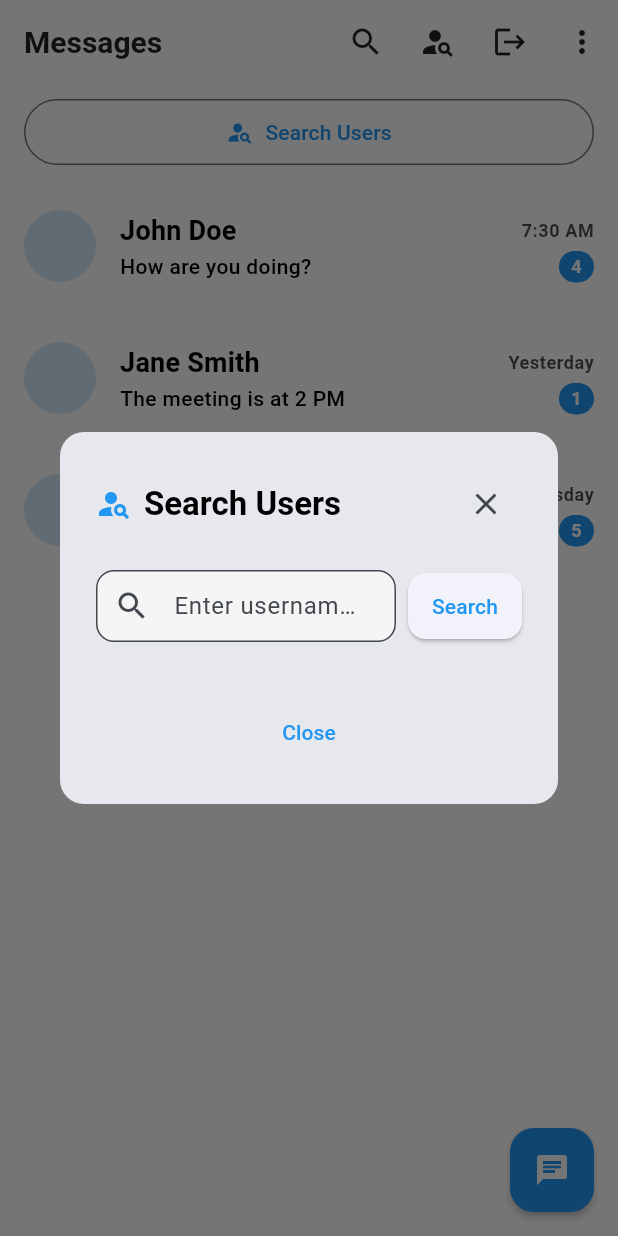
After one commit to cazzano/chat_app, a Flutter app: the ChatListScreen screen opened directly, after a tap on "Search Users", on a phone screen of 412 x 824 dp. The commit adds this screen. Run offline on Flutter 3.47's test engine with Material 3 defaults, Android fonts, the light colour scheme and no system bars; our stand-ins replace qr_flutter; accounts and stored records are empty; network calls fail.

Commit message:
integrated the search and send friend request apis to the app!!!

```diff
--- a/lib/screens/chat_list_screen.dart
+++ b/lib/screens/chat_list_screen.dart
@@ -2,6 +2,7 @@ import 'package:flutter/material.dart';
 import '../models/conversation.dart';
 import '../data/mock_data.dart';
 import '../widgets/conversation_tile.dart';
+import '../widgets/user_search_dialog.dart';
 import 'chat_screen.dart';
 import 'auth_screen.dart';
 
@@ -76,6 +77,15 @@ class _ChatListScreenState extends State<ChatListScreen> {
     );
   }
 
+  void _showUserSearchDialog() {
+    showDialog(
+      context: context,
+      builder: (BuildContext context) {
+        return const UserSearchDialog();
+      },
+    );
+  }
+
   void _handleLogout() {
     showDialog(
       context: context,
@@ -138,6 +148,11 @@ class _ChatListScreenState extends State<ChatListScreen> {
             ),
           if (!_isSearching) ...[
             IconButton(
+              icon: const Icon(Icons.person_search),
+              onPressed: _showUserSearchDialog,
+              tooltip: 'Search Users',
+            ),
+            IconButton(
               icon: const Icon(Icons.logout),
               onPressed: _handleLogout,
               tooltip: 'Logout',
@@ -184,10 +199,47 @@ class _ChatListScreenState extends State<ChatListScreen> {
                       color: theme.hintColor,
                     ),
                   ),
+                  const SizedBox(height: 24),
+                  ElevatedButton.icon(
+                    onPressed: _showUserSearchDialog,
+                    icon: const Icon(Icons.person_search),
+                    label: const Text('Search Users'),
+                    style: ElevatedButton.styleFrom(
+                      padding: const EdgeInsets.symmetric(
+                        horizontal: 24,
+                        vertical: 12,
+                      ),
+                    ),
+                  ),
                 ],
               ),
             )
-          : ListView.builder(
+          : Column(
+              children: [
+                // Quick action button for search users
+                Container(
+                  padding: const EdgeInsets.symmetric(horizontal: 16, vertical: 8),
+                  child: Row(
+                    children: [
+                      Expanded(
+                        child: OutlinedButton.icon(
+                          onPressed: _showUserSearchDialog,
+                          icon: const Icon(Icons.person_search, size: 18),
+                          label: const Text('Search Users'),
+                          style: OutlinedButton.styleFrom(
+                            padding: const EdgeInsets.symmetric(vertical: 12),
+                            shape: RoundedRectangleBorder(
+                              borderRadius: BorderRadius.circular(24),
+                            ),
+                          ),
+                        ),
+                      ),
+                    ],
+                  ),
+                ),
+                // Conversations list
+                Expanded(
+                  child: ListView.builder(
                     itemCount: _conversations.length,
                     itemBuilder: (context, index) {
                       final conversation = _conversations[index];
@@ -196,6 +248,9 @@ class _ChatListScreenState extends State<ChatListScreen> {
                         onTap: () => _navigateToChat(conversation),
                       );
                     },
+                  ),
+                ),
+              ],
             ),
       floatingActionButton: FloatingActionButton(
         onPressed: _startNewChat,
--- /dev/null
+++ b/lib/services/search_and_send_request_api.dart
@@ -0,0 +1,193 @@
+import 'dart:convert';
+import 'dart:io';
+import 'package:http/http.dart' as http;
+
+class SearchAndFriendRequestApi {
+  static const String baseUrl = 'http://localhost:2000';
+  static const String tokenPath = '~/.config/chat_app/token.json';
+
+  // Get token from file
+  static Future<String?> _getToken() async {
+    try {
+      // For Android/iOS, we'll need to adjust this path or use shared preferences
+      // For now, assuming the token is stored in app's document directory
+      final String home = Platform.environment['HOME'] ?? '';
+      final String tokenFilePath = '$home/.config/chat_app/token.json';
+
+      final file = File(tokenFilePath);
+      if (await file.exists()) {
+        final String contents = await file.readAsString();
+        final Map<String, dynamic> tokenData = json.decode(contents);
+        return tokenData['token'];
+      }
+      return null;
+    } catch (e) {
+      print('Error reading token: $e');
+      return null;
+    }
+  }
+
+  // Search user by username
+  static Future<SearchUserResponse?> searchUser(String username) async {
+    try {
+      final String? token = await _getToken();
+      if (token == null) {
+        throw Exception('No authentication token found');
+      }
+
+      final response = await http.get(
+        Uri.parse('$baseUrl/search_user'),
+        headers: {
+          'authorization': 'Bearer $token',
+          'username': username,
+          'Content-Type': 'application/json',
+        },
+      );
+
+      if (response.statusCode == 200) {
+        final Map<String, dynamic> data = json.decode(response.body);
+        return SearchUserResponse.fromJson(data);
+      } else {
+        print('Search user failed: ${response.statusCode} - ${response.body}');
+        return null;
+      }
+    } catch (e) {
+      print('Error searching user: $e');
+      return null;
+    }
+  }
+
+  // Send friend request
+  static Future<FriendRequestResponse?> sendFriendRequest(String username) async {
+    try {
+      final String? token = await _getToken();
+      if (token == null) {
+        throw Exception('No authentication token found');
+      }
+
+      final response = await http.post(
+        Uri.parse('$baseUrl/send_friend_request'),
+        headers: {
+          'authorization': 'Bearer $token',
+          'Content-Type': 'application/json',
+        },
+        body: json.encode({
+          'username': username,
+        }),
+      );
+
+      if (response.statusCode == 200) {
+        final Map<String, dynamic> data = json.decode(response.body);
+        return FriendRequestResponse.fromJson(data);
+      } else {
+        print('Send friend request failed: ${response.statusCode} - ${response.body}');
+        return null;
+      }
+    } catch (e) {
+      print('Error sending friend request: $e');
+      return null;
+    }
+  }
+}
+
+// Data models for API responses
+class SearchUserResponse {
+  final String message;
+  final UserData searchedBy;
+  final String timestamp;
+  final UserData userData;
+
+  SearchUserResponse({
+    required this.message,
+    required this.searchedBy,
+    required this.timestamp,
+    required this.userData,
+  });
+
+  factory SearchUserResponse.fromJson(Map<String, dynamic> json) {
+    return SearchUserResponse(
+      message: json['message'] ?? '',
+      searchedBy: UserData.fromJson(json['searched_by'] ?? {}),
+      timestamp: json['timestamp'] ?? '',
+      userData: UserData.fromJson(json['user_data'] ?? {}),
+    );
+  }
+}
+
+class FriendRequestResponse {
+  final String message;
+  final UserData recipient;
+  final RequestData requestData;
+  final int requestId;
+  final UserData sender;
+  final String status;
+  final String timestamp;
+
+  FriendRequestResponse({
+    required this.message,
+    required this.recipient,
+    required this.requestData,
+    required this.requestId,
+    required this.sender,
+    required this.status,
+    required this.timestamp,
+  });
+
+  factory FriendRequestResponse.fromJson(Map<String, dynamic> json) {
+    return FriendRequestResponse(
+      message: json['message'] ?? '',
+      recipient: UserData.fromJson(json['recipient'] ?? {}),
+      requestData: RequestData.fromJson(json['request_data'] ?? {}),
+      requestId: json['request_id'] ?? 0,
+      sender: UserData.fromJson(json['sender'] ?? {}),
+      status: json['status'] ?? '',
+      timestamp: json['timestamp'] ?? '',
+    );
+  }
+}
+
+class UserData {
+  final String userId;
+  final String username;
+
+  UserData({
+    required this.userId,
+    required this.username,
+  });
+
+  factory UserData.fromJson(Map<String, dynamic> json) {
+    return UserData(
+      userId: json['user_id'] ?? '',
+      username: json['username'] ?? '',
+    );
+  }
+}
+
+class RequestData {
+  final String actionRequired;
+  final String createdAt;
+  final String from;
+  final String message;
+  final String to;
+  final String type;
+
+  RequestData({
+    required this.actionRequired,
+    required this.createdAt,
+    required this.from,
+    required this.message,
+    required this.to,
+    required this.type,
+  });
+
+  factory RequestData.fromJson(Map<String, dynamic> json) {
+    return RequestData(
+      actionRequired: json['action_required'] ?? '',
+      createdAt: json['created_at'] ?? '',
+      from: json['from'] ?? '',
+      message: json['message'] ?? '',
+      to: json['to'] ?? '',
+      type: json['type'] ?? '',
+    );
+  }
+}
--- /dev/null
+++ b/lib/widgets/user_search_dialog.dart
@@ -0,0 +1,322 @@
+import 'package:flutter/material.dart';
+import '../services/search_and_send_request_api.dart';
+
+class UserSearchDialog extends StatefulWidget {
+  const UserSearchDialog({Key? key}) : super(key: key);
+
+  @override
+  State<UserSearchDialog> createState() => _UserSearchDialogState();
+}
+
+class _UserSearchDialogState extends State<UserSearchDialog> {
+  final TextEditingController _searchController = TextEditingController();
+  SearchUserResponse? _searchResult;
+  bool _isLoading = false;
+  bool _isSearched = false;
+  bool _isSendingRequest = false;
+  String? _friendRequestMessage;
+
+  Future<void> _searchUser() async {
+    if (_searchController.text.trim().isEmpty) return;
+
+    setState(() {
+      _isLoading = true;
+      _friendRequestMessage = null;
+      _isSearched = false;
+    });
+
+    try {
+      final result = await SearchAndFriendRequestApi.searchUser(_searchController.text.trim());
+      setState(() {
+        _searchResult = result;
+        _isSearched = true;
+      });
+    } catch (e) {
+      if (mounted) {
+        ScaffoldMessenger.of(context).showSnackBar(
+          SnackBar(content: Text('Error searching user: $e')),
+        );
+      }
+    } finally {
+      setState(() {
+        _isLoading = false;
+      });
+    }
+  }
+
+  Future<void> _sendFriendRequest(String username) async {
+    setState(() {
+      _isSendingRequest = true;
+      _friendRequestMessage = null;
+    });
+
+    try {
+      final result = await SearchAndFriendRequestApi.sendFriendRequest(username);
+      if (result != null) {
+        setState(() {
+          _friendRequestMessage = result.message;
+        });
+      } else {
+        setState(() {
+          _friendRequestMessage = 'Failed to send friend request';
+        });
+      }
+    } catch (e) {
+      setState(() {
+        _friendRequestMessage = 'Error: $e';
+      });
+    } finally {
+      setState(() {
+        _isSendingRequest = false;
+      });
+    }
+  }
+
+  @override
+  Widget build(BuildContext context) {
+    final theme = Theme.of(context);
+
+    return Dialog(
+      shape: RoundedRectangleBorder(
+        borderRadius: BorderRadius.circular(16),
+      ),
+      child: Container(
+        padding: const EdgeInsets.all(24),
+        constraints: const BoxConstraints(maxWidth: 400),
+        child: Column(
+          mainAxisSize: MainAxisSize.min,
+          crossAxisAlignment: CrossAxisAlignment.stretch,
+          children: [
+            // Header
+            Row(
+              children: [
+                Icon(
+                  Icons.person_search,
+                  color: theme.colorScheme.primary,
+                  size: 24,
+                ),
+                const SizedBox(width: 8),
+                Text(
+                  'Search Users',
+                  style: theme.textTheme.titleLarge?.copyWith(
+                    fontWeight: FontWeight.bold,
+                  ),
+                ),
+                const Spacer(),
+                IconButton(
+                  onPressed: () => Navigator.of(context).pop(),
+                  icon: const Icon(Icons.close),
+                  padding: EdgeInsets.zero,
+                  constraints: const BoxConstraints(),
+                ),
+              ],
+            ),
+            const SizedBox(height: 20),
+
+            // Search Input
+            Row(
+              children: [
+                Expanded(
+                  child: TextField(
+                    controller: _searchController,
+                    decoration: InputDecoration(
+                      hintText: 'Enter username to search...',
+                      prefixIcon: const Icon(Icons.search),
+                      border: OutlineInputBorder(
+                        borderRadius: BorderRadius.circular(12),
+                      ),
+                    ),
+                    onSubmitted: (_) => _searchUser(),
+                  ),
+                ),
+                const SizedBox(width: 8),
+                ElevatedButton(
+                  onPressed: _isLoading ? null : _searchUser,
+                  style: ElevatedButton.styleFrom(
+                    padding: const EdgeInsets.symmetric(horizontal: 16, vertical: 12),
+                    shape: RoundedRectangleBorder(
+                      borderRadius: BorderRadius.circular(12),
+                    ),
+                  ),
+                  child: _isLoading
+                      ? const SizedBox(
+                          width: 20,
+                          height: 20,
+                          child: CircularProgressIndicator(strokeWidth: 2),
+                        )
+                      : const Text('Search'),
+                ),
+              ],
+            ),
+            const SizedBox(height: 20),
+
+            // Search Results
+            if (_isSearched && _searchResult != null) ...[
+              Container(
+                padding: const EdgeInsets.all(16),
+                decoration: BoxDecoration(
+                  color: theme.colorScheme.surfaceVariant.withOpacity(0.3),
+                  borderRadius: BorderRadius.circular(12),
+                  border: Border.all(
+                    color: theme.colorScheme.outline.withOpacity(0.2),
+                  ),
+                ),
+                child: Column(
+                  crossAxisAlignment: CrossAxisAlignment.start,
+                  children: [
+                    // User Info
+                    Row(
+                      children: [
+                        CircleAvatar(
+                          backgroundColor: theme.colorScheme.primary,
+                          radius: 24,
+                          child: Text(
+                            _searchResult!.userData.username[0].toUpperCase(),
+                            style: const TextStyle(
+                              color: Colors.white,
+                              fontWeight: FontWeight.bold,
+                              fontSize: 18,
+                            ),
+                          ),
+                        ),
+                        const SizedBox(width: 12),
+                        Expanded(
+                          child: Column(
+                            crossAxisAlignment: CrossAxisAlignment.start,
+                            children: [
+                              Text(
+                                _searchResult!.userData.username,
+                                style: theme.textTheme.titleMedium?.copyWith(
+                                  fontWeight: FontWeight.w600,
+                                ),
+                              ),
+                              Text(
+                                'User ID: ${_searchResult!.userData.userId}',
+                                style: theme.textTheme.bodySmall?.copyWith(
+                                  color: theme.colorScheme.onSurface.withOpacity(0.6),
+                                ),
+                              ),
+                            ],
+                          ),
+                        ),
+                      ],
+                    ),
+                    const SizedBox(height: 16),
+
+                    // Friend Request Button
+                    SizedBox(
+                      width: double.infinity,
+                      child: ElevatedButton.icon(
+                        onPressed: _isSendingRequest ? null : () => _sendFriendRequest(_searchResult!.userData.username),
+                        icon: _isSendingRequest
+                            ? const SizedBox(
+                                width: 16,
+                                height: 16,
+                                child: CircularProgressIndicator(strokeWidth: 2),
+                              )
+                            : const Icon(Icons.person_add, size: 18),
+                        label: Text(_isSendingRequest ? 'Sending...' : 'Send Friend Request'),
+                        style: ElevatedButton.styleFrom(
+                          padding: const EdgeInsets.symmetric(vertical: 12),
+                          backgroundColor: theme.colorScheme.primary,
+                          foregroundColor: Colors.white,
+                          shape: RoundedRectangleBorder(
+                            borderRadius: BorderRadius.circular(8),
+                          ),
+                        ),
+                      ),
+                    ),
+
+                    // Friend Request Message
+                    if (_friendRequestMessage != null) ...[
+                      const SizedBox(height: 12),
+                      Container(
+                        padding: const EdgeInsets.all(12),
+                        decoration: BoxDecoration(
+                          color: _friendRequestMessage!.contains('successfully')
+                              ? Colors.green.withOpacity(0.1)
+                              : Colors.orange.withOpacity(0.1),
+                          borderRadius: BorderRadius.circular(8),
+                          border: Border.all(
+                            color: _friendRequestMessage!.contains('successfully')
+                                ? Colors.green.withOpacity(0.3)
+                                : Colors.orange.withOpacity(0.3),
+                          ),
+                        ),
+                        child: Row(
+                          children: [
+                            Icon(
+                              _friendRequestMessage!.contains('successfully')
+                                  ? Icons.check_circle_outline
+                                  : Icons.info_outline,
+                              size: 16,
+                              color: _friendRequestMessage!.contains('successfully')
+                                  ? Colors.green
+                                  : Colors.orange,
+                            ),
+                            const SizedBox(width: 8),
+                            Expanded(
+                              child: Text(
+                                _friendRequestMessage!,
+                                style: theme.textTheme.bodySmall?.copyWith(
+                                  color: _friendRequestMessage!.contains('successfully')
+                                      ? Colors.green.shade700
+                                      : Colors.orange.shade700,
+                                ),
+                              ),
+                            ),
+                          ],
+                        ),
+                      ),
+                    ],
+                  ],
+                ),
+              ),
+            ] else if (_isSearched && _searchResult == null) ...[
+              Container(
+                padding: const EdgeInsets.all(16),
+                decoration: BoxDecoration(
+                  color: theme.colorScheme.errorContainer.withOpacity(0.1),
+                  borderRadius: BorderRadius.circular(12),
+                  border: Border.all(
+                    color: theme.colorScheme.error.withOpacity(0.2),
+                  ),
+                ),
+                child: Row(
+                  children: [
+                    Icon(
+                      Icons.person_off_outlined,
+                      color: theme.colorScheme.error,
+                      size: 20,
+                    ),
+                    const SizedBox(width: 8),
+                    Text(
+                      'User not found',
+                      style: theme.textTheme.bodyMedium?.copyWith(
+                        color: theme.colorScheme.error,
+                      ),
+                    ),
+                  ],
+                ),
+              ),
+            ],
+
+            const SizedBox(height: 16),
+
+            // Close Button
+            TextButton(
+              onPressed: () => Navigator.of(context).pop(),
+              child: const Text('Close'),
+            ),
+          ],
+        ),
+      ),
+    );
+  }
+
+  @override
+  void dispose() {
+    _searchController.dispose();
+    super.dispose();
+  }
+}
```
Also changed, not shown: prompt.txt (+67 -1 lines). Lines whose indentation alone changed are shown as unchanged.
